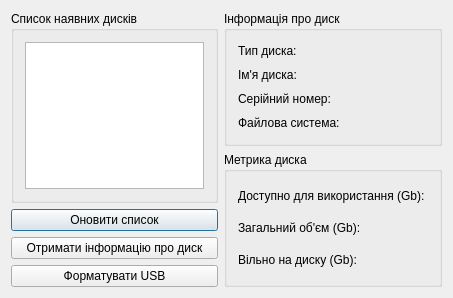
This is HDDInfoViewer/dialog.ui in BohdanBenovskyi/HDDInfoViewer as Qt 5 draws it before an edit. The edited form follows.
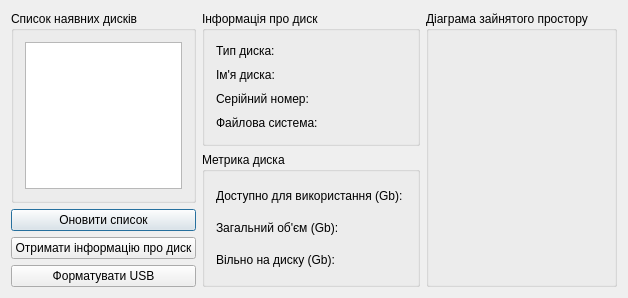
This is the edited form. Custom widgets are drawn as their Qt base class.

What changed in the file:
```diff
--- a/HDDInfoViewer/dialog.ui
+++ b/HDDInfoViewer/dialog.ui
@@ -6,14 +6,14 @@
    <rect>
     <x>0</x>
     <y>0</y>
-    <width>453</width>
+    <width>597</width>
     <height>298</height>
    </rect>
   </property>
   <property name="windowTitle">
    <string>Dialog</string>
   </property>
-  <layout class="QGridLayout" name="gridLayout_3">
+  <layout class="QGridLayout" name="gridLayout_4">
    <item row="0" column="0">
     <layout class="QVBoxLayout" name="verticalLayout_4">
      <item>
@@ -56,6 +56,8 @@
     </layout>
    </item>
    <item row="0" column="1">
+    <layout class="QHBoxLayout" name="horizontalLayout">
+     <item>
     <layout class="QVBoxLayout" name="verticalLayout_3">
      <item>
       <widget class="QGroupBox" name="grbInfoDrive">
@@ -126,9 +128,31 @@
      </item>
     </layout>
    </item>
+     <item>
+      <widget class="QGroupBox" name="groupBox">
+       <property name="title">
+        <string>Діаграма зайнятого простору</string>
+       </property>
+       <layout class="QGridLayout" name="gridLayout_3">
+        <item row="0" column="0">
+         <widget class="QRoundProgressBar" name="RoundBar" native="true"/>
+        </item>
+       </layout>
+      </widget>
+     </item>
+    </layout>
+   </item>
   </layout>
  </widget>
  <layoutdefault spacing="6" margin="11"/>
+ <customwidgets>
+  <customwidget>
+   <class>QRoundProgressBar</class>
+   <extends>QWidget</extends>
+   <header>QRoundProgressBar.h</header>
+   <container>1</container>
+  </customwidget>
+ </customwidgets>
  <resources/>
  <connections/>
 </ui>
```
Lines whose indentation alone changed are shown as unchanged.
